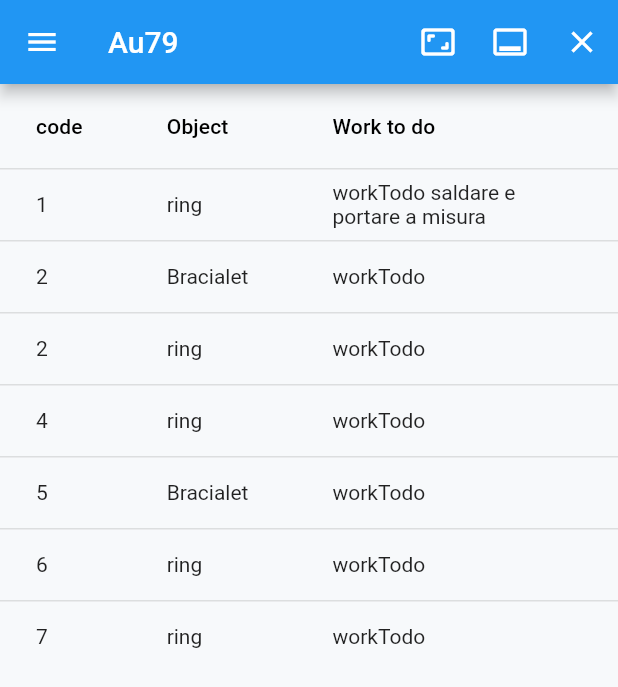
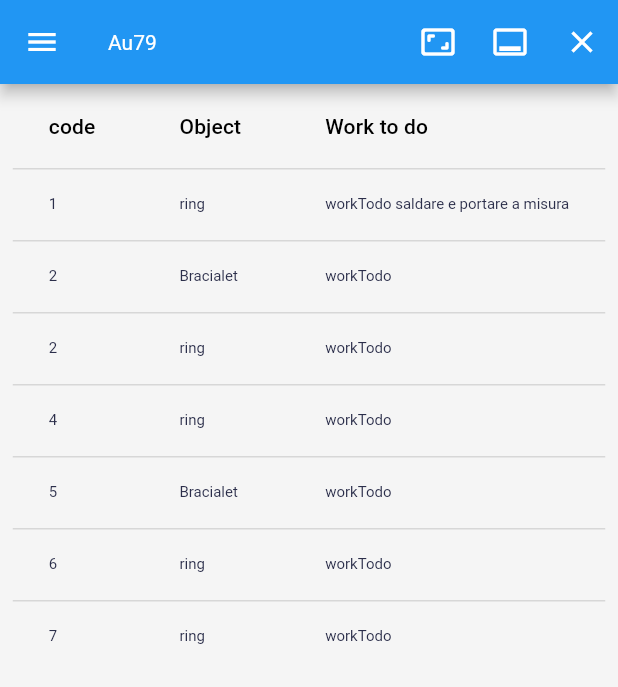
Before and after one commit to nio74/au79, a Flutter app: the screen it shows after launch, tab 6 chosen, scrolled down 58 dp, after a tap on the "aspect ratio" icon, on a phone screen of 412 x 824 dp. Shown: the top 687 px of the screen. Run offline on Flutter 3.47's test engine with Material 2 defaults, Android fonts, the phone set to English and light mode, and no system bars; our stand-ins replace bloc, equatable, flutter_bloc; missing offline and left inert: window_manager; Roboto replaces fonts that are missing (Futura); statements that could not run were skipped.

Commit message:
casa 23_04

```diff
--- a/lib/blocs/repairs/repairs_bloc.dart
+++ b/lib/blocs/repairs/repairs_bloc.dart
@@ -1,6 +1,6 @@
 import 'dart:async';
 
-import 'package:au79/model/riparazioni_model.dart';
+import 'package:au79/model/repair_model.dart';
 import 'package:bloc/bloc.dart';
 import 'package:equatable/equatable.dart';
 
--- a/lib/main.dart
+++ b/lib/main.dart
@@ -1,4 +1,5 @@
 import 'package:au79/blocs/list_rip_bloc.dart';
+import 'package:au79/blocs/repairs/repairs_bloc.dart';
 import 'package:au79/page/home_Page.dart';
 import 'package:au79/route/route_generator.dart';
 import 'package:au79/themes/dark_theme.dart';
@@ -40,9 +41,10 @@ void main() async {
     });
   }
 
-  runApp(MultiBlocProvider(
-      providers: [BlocProvider(create: (_) => ListRepairBloc())],
-      child: MyApp()));
+  runApp(MultiBlocProvider(providers: [
+    BlocProvider(create: (_) => ListRepairBloc()),
+    BlocProvider(create: (_) => RepairsBloc())
+  ], child: MyApp()));
 }
 
 class MyApp extends StatefulWidget {
--- a/lib/model/repair_model.dart
+++ b/lib/model/repair_model.dart
@@ -15,7 +15,21 @@ class RepairModel extends Equatable {
 
   @override
   // TODO: implement props
-  List<Object?> get props => throw UnimplementedError();
+  List<Object?> get props => [code, name, object, workTodo];
+
+  RepairModel copyWith({
+    int? code,
+    String? name,
+    String? object,
+    String? workTodo,
+  }) {
+    return RepairModel(
+      code: code ?? this.code,
+      name: name ?? this.name,
+      object: object ?? this.object,
+      workTodo: workTodo ?? this.workTodo,
+    );
+  }
 }
 
 final repairList = [
--- a/lib/page/home_Page.dart
+++ b/lib/page/home_Page.dart
@@ -69,12 +69,16 @@ class _HomeScreenState extends State<HomePage> with WindowListener {
         appBar: AppBar(
           actions: [
             IconButton(
-                onPressed: () {},
+                onPressed: () {
+                  windowManager.maximize();
+                },
                 icon: const Icon(
                   Icons.aspect_ratio_rounded,
                 )),
             IconButton(
-                onPressed: () {},
+                onPressed: () {
+                  windowManager.minimize();
+                },
                 icon: const Icon(
                   Icons.call_to_action_outlined,
                 )),
@@ -102,11 +106,17 @@ class _HomeScreenState extends State<HomePage> with WindowListener {
                 ),
                 child: Text('Drawer Header'),
               ),
-              ListTile(
-                title: const Text('riparazioni'),
-                onTap: () {
-                  Navigator.pushNamed(context, '/riparazioni');
-                },
+              ExpansionTile(
+                leading: Icon(Icons.key),
+                title: Text('riparazioni'),
+                children: [
+                  ListTile(
+                    title: const Text('inserimento'),
+                    onTap: () {
+                      Navigator.pushNamed(context, '/riparazioni');
+                    },
+                  ),
+                ],
               ),
               ListTile(
                 title: const Text('Impostazioni'),
--- a/lib/page/riparazioni_Page.dart
+++ b/lib/page/riparazioni_Page.dart
@@ -1,4 +1,5 @@
 import 'package:au79/blocs/list_rip_bloc.dart';
+import 'package:au79/blocs/repairs/repairs_bloc.dart';
 import 'package:au79/model/repair_model.dart';
 import 'package:flutter/material.dart';
 import 'package:flutter_bloc/flutter_bloc.dart';
@@ -15,7 +16,8 @@ class _PageRiparazioniState extends State<RiparazionePage> {
   void initState() {
     // TODO: implement initState
     super.initState();
-    BlocProvider.of<ListRepairBloc>(context).add(ListRepairBlocEventInit());
+    //BlocProvider.of<ListRepairBloc>(context).add(ListRepairBlocEventInit());
+    BlocProvider.of<RepairsBloc>(context).add(Loadrepairs(repairs: repairList));
   }
 
   @override
@@ -29,7 +31,7 @@ class _PageRiparazioniState extends State<RiparazionePage> {
                   //color: Colors.red,
                   //height: 100,
                   // child: sectionBuste(context))),
-                  child: dataTableRepair(context))),
+                  child: DataTableRepairWidget(context: context))),
         ]),
       )
     ]);
@@ -59,17 +61,27 @@ class _PageRiparazioniState extends State<RiparazionePage> {
   }
 }
 */
-  Widget dataTableRepair(BuildContext context) {
+}
+
+class DataTableRepairWidget extends StatelessWidget {
+  const DataTableRepairWidget({
+    Key? key,
+    required this.context,
+  }) : super(key: key);
+
+  final BuildContext context;
+
+  @override
+  Widget build(BuildContext context) {
     //final blocRiparazioni = ListaRiparazioniBloc();
 
-    return BlocBuilder<ListRepairBloc, ListRepairBlocState>(
-        builder: (context, state) {
-      if (state is ListaRiparazioniBlocStateLoading) {
+    return BlocBuilder<RepairsBloc, RepairsState>(builder: (context, state) {
+      if (state is RepairsLoading) {
         return Center(
           child: CircularProgressIndicator(),
         );
       } else {
-        final repairs = (state as ListRepairBlocStateLoaded).repairs;
+        final repairs = (state as RepairsLoaded).repairs;
         return SingleChildScrollView(
           scrollDirection: Axis.vertical,
           child: DataTable(
--- a/lib/themes/light_theme.dart
+++ b/lib/themes/light_theme.dart
@@ -3,7 +3,50 @@ import 'package:flutter/material.dart';
 var lightThemeData = ThemeData(
   brightness: Brightness.light,
   primaryColor: Color(0xff416ff4),
-  canvasColor: Colors.white,
-  scaffoldBackgroundColor: Color(0xffF7F9FB),
-  dividerColor: Colors.grey.withOpacity(0.3),
+  scaffoldBackgroundColor: Color(0xFFF5F5F5),
+  accentColor: Color(0xFFe84545),
+  backgroundColor: Color(0xFFFFFFFF),
+  fontFamily: 'Futura',
+  textTheme: const TextTheme(
+    headline1: TextStyle(
+      color: Color(0xFF2b2e4a),
+      fontWeight: FontWeight.bold,
+      fontSize: 36,
+    ),
+    headline2: TextStyle(
+      color: Color(0xFF2b2e4a),
+      fontWeight: FontWeight.bold,
+      fontSize: 24,
+    ),
+    headline3: TextStyle(
+      color: Color(0xFF2b2e4a),
+      fontWeight: FontWeight.bold,
+      fontSize: 18,
+    ),
+    headline4: TextStyle(
+      color: Color(0xFF2b2e4a),
+      fontWeight: FontWeight.bold,
+      fontSize: 16,
+    ),
+    headline5: TextStyle(
+      color: Color(0xFF2b2e4a),
+      fontWeight: FontWeight.bold,
+      fontSize: 14,
+    ),
+    headline6: TextStyle(
+      color: Color(0xFF2b2e4a),
+      fontWeight: FontWeight.normal,
+      fontSize: 14,
+    ),
+    bodyText1: TextStyle(
+      color: Color(0xFF2b2e4a),
+      fontWeight: FontWeight.normal,
+      fontSize: 12,
+    ),
+    bodyText2: TextStyle(
+      color: Color(0xFF2b2e4a),
+      fontWeight: FontWeight.normal,
+      fontSize: 10,
+    ),
+  ),
 );
--- /dev/null
+++ b/lib/widgets/datatable_repair_widget.dart
@@ -0,0 +1,45 @@
+import 'package:au79/blocs/repairs/repairs_bloc.dart';
+import 'package:flutter/material.dart';
+import 'package:flutter_bloc/flutter_bloc.dart';
+
+class DataTableRepairWidget extends StatelessWidget {
+  const DataTableRepairWidget({
+    Key? key,
+    required this.context,
+  }) : super(key: key);
+
+  final BuildContext context;
+
+  @override
+  Widget build(
+    BuildContext context,
+  ) {
+    //final blocRiparazioni = ListaRiparazioniBloc();
+
+    return BlocBuilder<RepairsBloc, RepairsState>(builder: (context, state) {
+      if (state is RepairsLoading) {
+        return Center(
+          child: CircularProgressIndicator(),
+        );
+      } else {
+        final repairs = (state as RepairsLoaded).repairs;
+        return SingleChildScrollView(
+          scrollDirection: Axis.vertical,
+          child: DataTable(
+              columns: const [
+                DataColumn(label: Text('code')),
+                DataColumn(label: Text('Object')),
+                DataColumn(label: Text('Work to do')),
+              ],
+              rows: repairs
+                  .map<DataRow>((element) => DataRow(cells: [
+                        DataCell(Text(element.code.toString())),
+                        DataCell(Text(element.object)),
+                        DataCell(Text(element.workTodo)),
+                      ]))
+                  .toList()),
+        );
+      }
+    });
+  }
+}
```
Also changed, not shown: lib/model/client_model.dart (added, +29 -0 lines), 1 other file.
